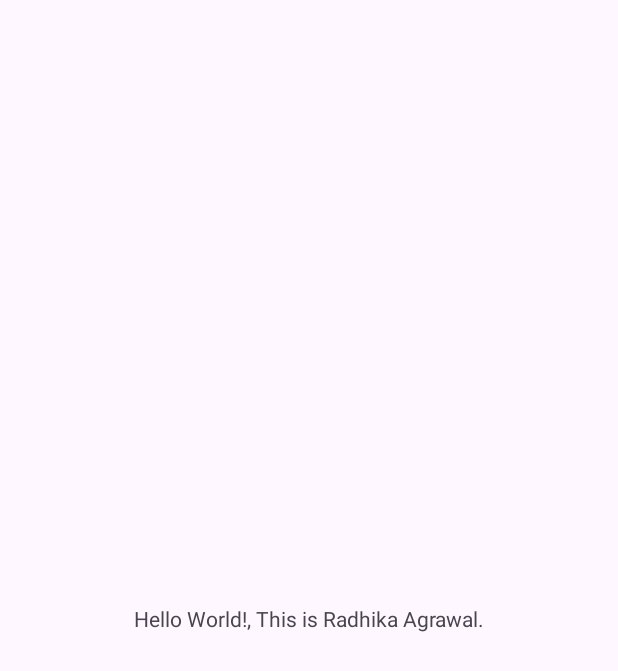
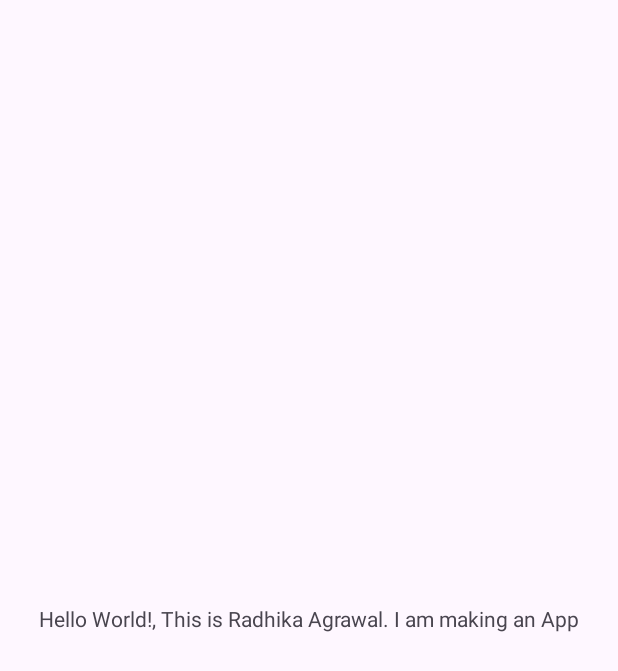
Before and after one commit to Radhikaag2006/CarboMetric-Algoverse, an Android app: the screen it shows after launch (MainActivity), on a phone screen of 412 x 824 dp. Shown: the top 671 px of the screen. Run offline under Robolectric (Android 15) with nearby library versions, the phone set to English and light mode, and no system bars.

Commit message:
first commit

```diff
--- a/app/src/main/res/layout/activity_main.xml
+++ b/app/src/main/res/layout/activity_main.xml
@@ -10,7 +10,7 @@
     <TextView
         android:layout_width="wrap_content"
         android:layout_height="wrap_content"
-        android:text="Hello World!, This is Radhika Agrawal."
+        android:text="Hello World!, This is Radhika Agrawal. I am making an App"
         app:layout_constraintBottom_toBottomOf="parent"
         app:layout_constraintEnd_toEndOf="parent"
         app:layout_constraintStart_toStartOf="parent"
```
